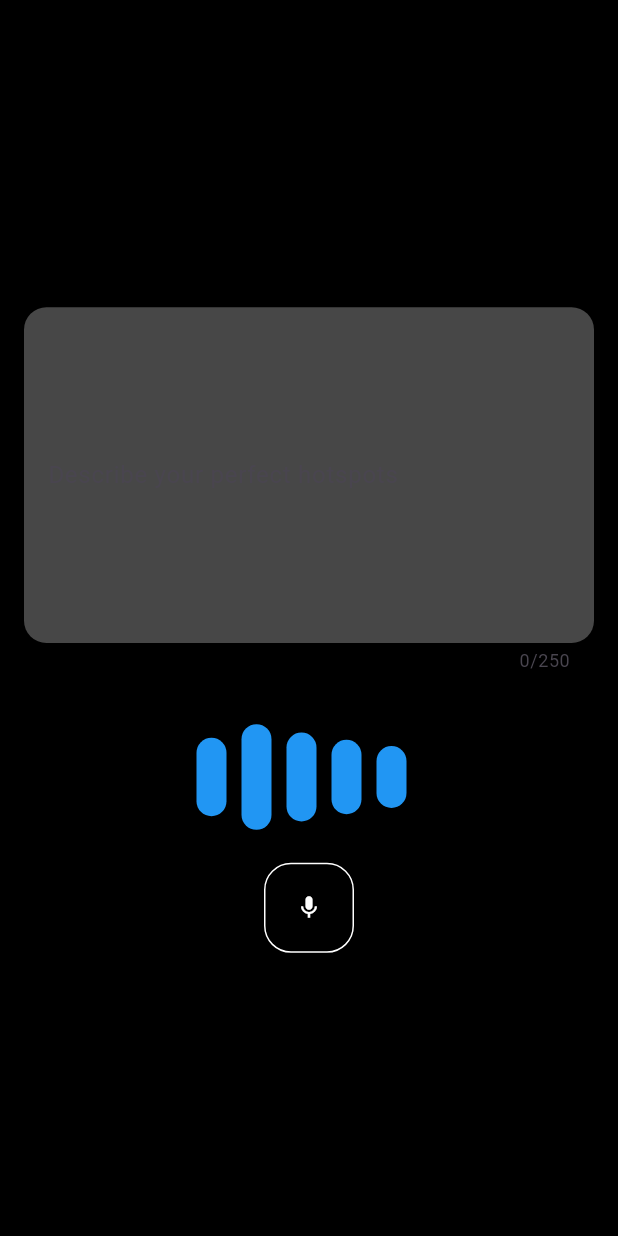
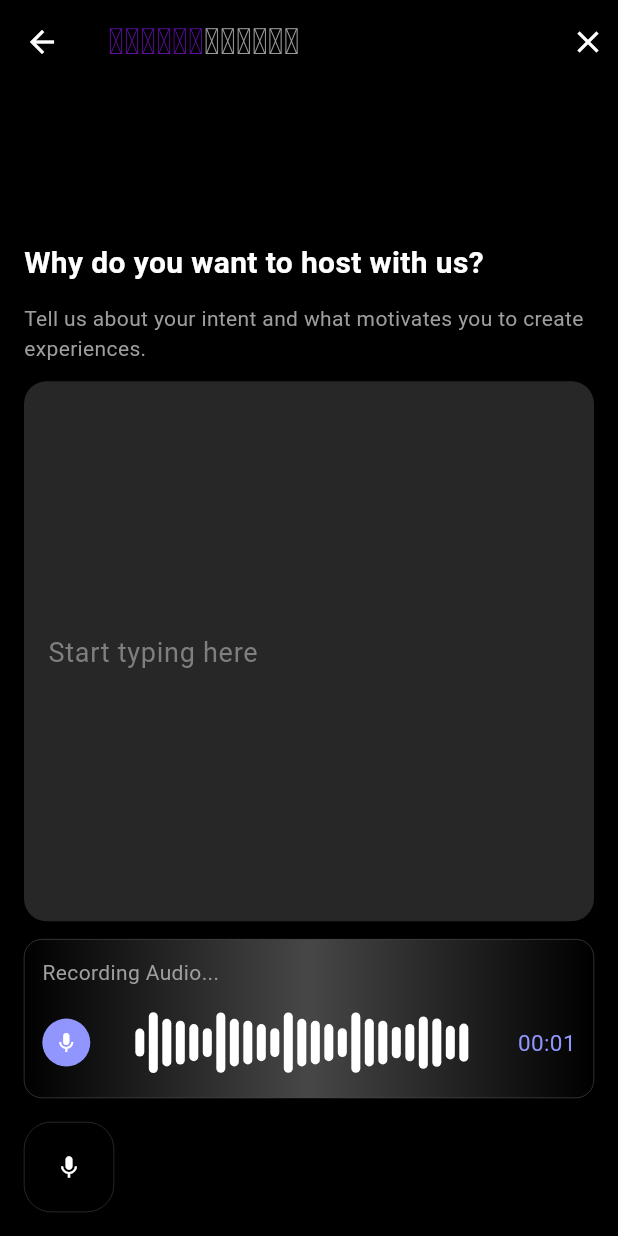
Before and after one commit to CHIRAG137/8club_assignment_frontend, a Flutter app: the screen it shows after launch, after a tap on the "mic" icon, on a phone screen of 412 x 824 dp. Run offline on Flutter 3.47's test engine with Material 3 defaults, Android fonts, the light colour scheme and no system bars; our stand-ins replace permission_handler; missing offline and left inert: record; network calls fail.

Commit message:
Add: Audio  Recorder

```diff
--- a/lib/Utils/colors.dart
+++ b/lib/Utils/colors.dart
@@ -21,4 +21,16 @@ class AppColors {
   static const Color background = Color(0xFFF0F0F0);
   static const Color black = Color(0xFF000000);
   static const Color accentColor = Color(0xFFFFC107);
+
+  static const Color micIconColor = Colors.white;
+  static const double borderWidth = 0.2;
+
+  static const Color backgroundGradientStart = Colors.black;
+  static const Color backgroundGradientMiddle = Color.fromARGB(255, 71, 71, 71);
+  static const Color backgroundGradientEnd = Colors.black;
+  static const Color iconBackground = Color(0xFF9196FF);
+  static const Color iconColorWhite = Colors.white;
+  static const Color textGrey = Colors.grey;
+  static const Color elapsedTimeTextColor = Color(0xFF9196FF);
+  static const Color greyBorder = Colors.grey;
 }
--- a/lib/screens/onboardingScreen.dart
+++ b/lib/screens/onboardingScreen.dart
@@ -1,6 +1,8 @@
 import 'dart:math';
 import 'package:club8_dev/widgets/customRecordingButton.dart';
 import 'package:club8_dev/widgets/customRecordingWaveWidget.dart';
+import 'package:club8_dev/widgets/customTextField.dart';
+import 'package:club8_dev/widgets/waveappbarWidget.dart';
 import 'package:flutter/material.dart';
 import 'package:path_provider/path_provider.dart';
 import 'package:permission_handler/permission_handler.dart';
@@ -15,11 +17,12 @@ class RecordingScreen extends StatefulWidget {
 
 class _RecordingScreenState extends State<RecordingScreen> {
   bool isRecording = false;
+  bool showWaveWidget = false; // New variable to control wave widget visibility
   late final AudioRecorder _audioRecorder;
   String? _audioPath;
   final TextEditingController _textController =
       TextEditingController(); // Add controller for TextField
-  double textFieldHeight = 240; // Default height for the TextField
+  double textFieldHeight = 360; // Default height for the TextField
   double textSize = 20; // Default text size
   late FocusNode _focusNode;
 
@@ -38,7 +41,7 @@ class _RecordingScreenState extends State<RecordingScreen> {
         } else {
           // Reset height and text size when the keyboard closes
           setState(() {
-            textFieldHeight = 240; // Reset height
+            textFieldHeight = 360; // Reset height
             textSize = 20; // Reset text size
           });
         }
@@ -49,6 +52,7 @@ class _RecordingScreenState extends State<RecordingScreen> {
   void dispose() {
     _audioRecorder.dispose();
     _textController.dispose(); // Dispose the TextEditingController
+    _focusNode.dispose(); // Dispose the FocusNode
     super.dispose();
   }
 
@@ -87,6 +91,7 @@ class _RecordingScreenState extends State<RecordingScreen> {
 
       setState(() {
         _audioPath = path!;
+        showWaveWidget = true; // Show the wave widget after stopping recording
       });
       debugPrint('=========>>>>>> PATH: $_audioPath <<<<<<===========');
     } catch (e) {
@@ -101,6 +106,7 @@ class _RecordingScreenState extends State<RecordingScreen> {
       if (status == PermissionStatus.granted) {
         setState(() {
           isRecording = true;
+          showWaveWidget = true; // Show wave widget when recording starts
         });
         await _startRecording();
       } else if (status == PermissionStatus.permanentlyDenied) {
@@ -119,47 +125,42 @@ class _RecordingScreenState extends State<RecordingScreen> {
   @override
   Widget build(BuildContext context) {
     return Scaffold(
-      body: Column(
-        mainAxisAlignment: MainAxisAlignment.center,
+      appBar: const WaveAppBar(),
+      body: Container(
+        padding: const EdgeInsets.all(16),
+        child: Column(
+          mainAxisAlignment: MainAxisAlignment.end,
+          crossAxisAlignment: CrossAxisAlignment.start,
           children: <Widget>[
-          // TextField added here
-          Padding(
-            padding: const EdgeInsets.all(16.0),
-            child: SizedBox(
-              height: textFieldHeight, // Adjust height dynamically
-              child: TextField(
-                controller: _textController,
-                focusNode: _focusNode, // Attach FocusNode
-                maxLength: 250, // Character limit
-                maxLines: null, // Allows multi-line input
-                expands: true, // Allows TextField to expand
-                style: TextStyle(fontSize: textSize), // Adjust text size
-                decoration: const InputDecoration(
-                  border: OutlineInputBorder(
-                    borderSide: BorderSide.none, // Remove border
-                    borderRadius:
-                        BorderRadius.all(Radius.circular(15)), // Radius
+            Text(
+              "Why do you want to host with us?",
+              style: TextStyle(
+                  color: Colors.white,
+                  fontWeight: FontWeight.bold,
+                  fontSize: textSize),
             ),
-                  focusedBorder: OutlineInputBorder(
-                    borderSide: BorderSide.none,
-                    borderRadius:
-                        BorderRadius.all(Radius.circular(15)), // Radius
-                  ),
-                  enabledBorder: OutlineInputBorder(
-                    borderSide: BorderSide.none,
-                    borderRadius:
-                        BorderRadius.all(Radius.circular(15)), // Radius
-                  ),
-                  labelText: 'Describe your perfect hotspots',
-                  filled: true,
-                  fillColor:
-                      Color.fromARGB(255, 71, 71, 71), // Background color
+            SizedBox(height: 12),
+            const Text(
+              "Tell us about your intent and what motivates you to create experiences.",
+              style: TextStyle(
+                color: Colors.grey,
+                fontSize: 14,
               ),
             ),
+            SizedBox(height: 12),
+            CustomTextField(
+              controller: _textController,
+              focusNode: _focusNode,
+              textFieldHeight: textFieldHeight,
+              textSize: textSize,
+              hintText: 'Start typing here',
             ),
+            const SizedBox(height: 12),
+            if (isRecording ||
+                showWaveWidget) // Show the wave widget if recording or after
+              CustomRecordingWaveWidget(
+                isRecording: isRecording,
               ),
-          const SizedBox(height: 16),
-          if (isRecording) const CustomRecordingWaveWidget(),
             const SizedBox(height: 16),
             CustomRecordingButton(
               isRecording: isRecording,
@@ -167,6 +168,7 @@ class _RecordingScreenState extends State<RecordingScreen> {
             ),
           ],
         ),
+      ),
     );
   }
 }
--- a/lib/widgets/customRecordingButton.dart
+++ b/lib/widgets/customRecordingButton.dart
@@ -1,3 +1,4 @@
+import 'package:club8_dev/Utils/colors.dart';
 import 'package:flutter/material.dart';
 
 class CustomRecordingButton extends StatelessWidget {
@@ -13,22 +14,22 @@ class CustomRecordingButton extends StatelessWidget {
   @override
   Widget build(BuildContext context) {
     return Container(
-      height: 60, // Adjust height as needed
-      width: 60, // Adjust width as needed
+      height: 60,
+      width: 60,
       decoration: BoxDecoration(
-        borderRadius: BorderRadius.circular(18), // Rounded corners
+        borderRadius: BorderRadius.circular(18),
         border: Border.all(
-          color: Colors.white, // Border color
-          width: 1, // Border width
+          color: AppColors.borderColor,
+          width: AppColors.borderWidth,
         ),
       ),
       child: MaterialButton(
         onPressed: onPressed,
         shape: const CircleBorder(),
-        child: Icon(
-          Icons.mic, // Use microphone icon
-          color: Colors.white,
-          size: 18, // Adjust the size of the icon
+        child: const Icon(
+          Icons.mic,
+          color: AppColors.micIconColor,
+          size: 18,
         ),
       ),
     );
--- a/lib/widgets/customRecordingWaveWidget.dart
+++ b/lib/widgets/customRecordingWaveWidget.dart
@@ -1,57 +1,215 @@
 import 'dart:async';
+import 'package:club8_dev/Utils/colors.dart';
 import 'package:flutter/material.dart';
 
 class CustomRecordingWaveWidget extends StatefulWidget {
-  const CustomRecordingWaveWidget({super.key});
+  final bool isRecording;
+
+  const CustomRecordingWaveWidget({super.key, required this.isRecording});
 
   @override
   State<CustomRecordingWaveWidget> createState() => _RecordingWaveWidgetState();
 }
 
 class _RecordingWaveWidgetState extends State<CustomRecordingWaveWidget> {
-  final List<double> _heights = [0.05, 0.07, 0.1, 0.07, 0.05];
-  Timer? _timer;
+  final List<double> _heights = [
+    0.02,
+    0.03,
+    0.05,
+    0.04,
+    0.02,
+    0.03,
+    0.02,
+    0.06,
+    0.04,
+    0.03,
+    0.03,
+    0.02,
+    0.06,
+    0.04,
+    0.03,
+    0.03,
+    0.02,
+    0.06,
+    0.04,
+    0.03,
+    0.03,
+    0.02,
+    0.06,
+    0.04,
+    0.03,
+  ];
+
+  Timer? _waveTimer;
+  Timer? _elapsedTimeTimer;
+  int _elapsedSeconds = 0;
+  bool _isCompleted = false;
 
   @override
   void initState() {
+    super.initState();
+    if (widget.isRecording) {
       _startAnimating();
-    super.initState();
+      _startElapsedTimer();
+    }
+  }
+
+  @override
+  void didUpdateWidget(CustomRecordingWaveWidget oldWidget) {
+    super.didUpdateWidget(oldWidget);
+    if (oldWidget.isRecording && !widget.isRecording) {
+      _stopTimers();
+      setState(() {
+        _isCompleted = true;
+      });
+    } else if (!oldWidget.isRecording && widget.isRecording) {
+      _startAnimating();
+      _startElapsedTimer();
+      setState(() {
+        _isCompleted = false;
+      });
+    }
   }
 
   @override
   void dispose() {
-    _timer?.cancel();
+    _stopTimers();
     super.dispose();
   }
 
   void _startAnimating() {
-    _timer = Timer.periodic(const Duration(milliseconds: 150), (timer) {
+    _waveTimer = Timer.periodic(const Duration(milliseconds: 150), (timer) {
       setState(() {
-        // This is a simple way to rotate the list, creating a wave effect.
         _heights.add(_heights.removeAt(0));
       });
     });
   }
 
+  void _startElapsedTimer() {
+    _elapsedTimeTimer = Timer.periodic(const Duration(seconds: 1), (timer) {
+      setState(() {
+        _elapsedSeconds++;
+      });
+    });
+  }
+
+  void _stopTimers() {
+    _waveTimer?.cancel();
+    _elapsedTimeTimer?.cancel();
+  }
+
+  void _deleteAudio() {
+    setState(() {
+      _isCompleted = false;
+      _elapsedSeconds = 0;
+    });
+  }
+
   @override
   Widget build(BuildContext context) {
-    return SizedBox(
-      height: MediaQuery.sizeOf(context).height * 0.1,
+    return Container(
+      padding: const EdgeInsets.all(12),
+      decoration: BoxDecoration(
+        gradient: const LinearGradient(
+          colors: [
+            AppColors.backgroundGradientStart,
+            AppColors.backgroundGradientMiddle,
+            AppColors.backgroundGradientEnd,
+          ],
+          begin: Alignment.centerLeft,
+          end: Alignment.centerRight,
+        ),
+        border: Border.all(
+          color: AppColors.greyBorder,
+          width: 0.2,
+        ),
+        borderRadius: BorderRadius.circular(12),
+      ),
+      child: Column(
+        crossAxisAlignment: CrossAxisAlignment.start,
+        children: [
+          Row(
+            mainAxisAlignment: MainAxisAlignment.spaceBetween,
+            children: [
+              Text(
+                widget.isRecording ? "Recording Audio..." : "Audio Recorded",
+                style: const TextStyle(color: AppColors.textGrey),
+              ),
+              if (_isCompleted)
+                IconButton(
+                  icon: const Icon(
+                    Icons.delete,
+                    color: AppColors.iconColorWhite,
+                    size: 18,
+                  ),
+                  onPressed: _deleteAudio,
+                ),
+            ],
+          ),
+          SizedBox(
+            height: 12,
+          ),
+          Row(
+            mainAxisAlignment: MainAxisAlignment.spaceBetween,
+            children: [
+              GestureDetector(
+                onTap: () {
+                  setState(() {
+                    _isCompleted = !_isCompleted;
+                  });
+                },
+                child: Container(
+                  decoration: const BoxDecoration(
+                    color: AppColors.iconBackground,
+                    shape: BoxShape.circle,
+                  ),
+                  padding: const EdgeInsets.all(8),
+                  child: Icon(
+                    widget.isRecording
+                        ? Icons.mic
+                        : _isCompleted
+                            ? Icons.play_arrow_outlined
+                            : Icons.check,
+                    color: AppColors.iconColorWhite,
+                    size: 16,
+                  ),
+                ),
+              ),
+              SizedBox(
+                height: MediaQuery.sizeOf(context).height * 0.06,
                 child: Row(
                   mainAxisAlignment: MainAxisAlignment.center,
                   children: _heights.map((height) {
                     return AnimatedContainer(
                       duration: const Duration(milliseconds: 300),
-            width: 20,
+                      width: 6,
                       height: MediaQuery.sizeOf(context).height * height,
-            margin: const EdgeInsets.only(right: 10),
+                      margin: const EdgeInsets.only(right: 3),
                       decoration: BoxDecoration(
-              color: Colors.blue,
-              borderRadius: BorderRadius.circular(50),
+                        color: AppColors.white,
+                        borderRadius: BorderRadius.circular(5),
                       ),
                     );
                   }).toList(),
                 ),
+              ),
+              Text(
+                _formatElapsedTime(),
+                style: const TextStyle(
+                  fontSize: 15,
+                  color: AppColors.elapsedTimeTextColor,
+                ),
+              ),
+            ],
+          ),
+        ],
+      ),
     );
   }
+
+  String _formatElapsedTime() {
+    final minutes = (_elapsedSeconds ~/ 60).toString().padLeft(2, '0');
+    final seconds = (_elapsedSeconds % 60).toString().padLeft(2, '0');
+    return '$minutes:$seconds';
   }
+}
```
Lines whose indentation alone changed are shown as unchanged.
